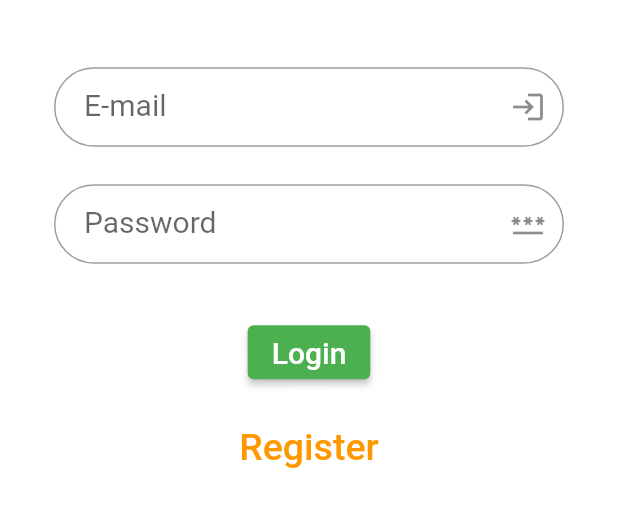
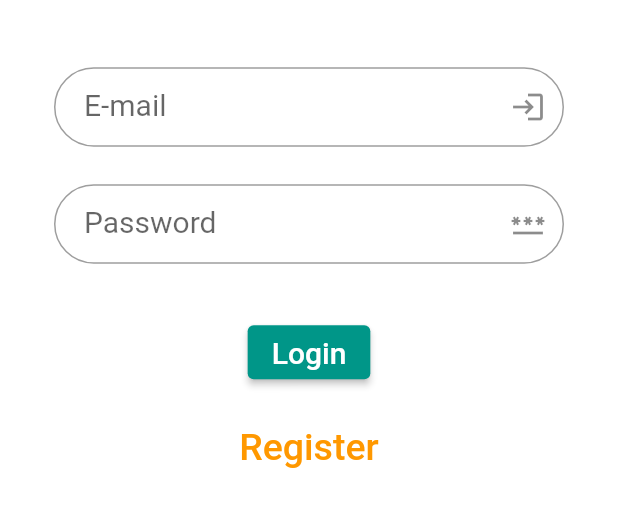
Before and after one commit to linkytech/EcoLinky, a Flutter app: the screen it shows after launch, after a tap on "Login", on a phone screen of 412 x 824 dp, the part 493-1020 px from its top. Run offline on Flutter 3.47's test engine with Material 2 defaults, Android fonts, the phone set to English and light mode, and no system bars; our stand-ins replace flutter_i18n, sqflite; accounts and stored records are empty; network calls fail.

Commit message:
Alterações de cores e temas

```diff
--- a/lib/main.dart
+++ b/lib/main.dart
@@ -21,12 +21,15 @@ class MyApp extends StatelessWidget {
   @override
   Widget build(BuildContext context) {
     return MaterialApp(
+      theme: ThemeData(
+        primarySwatch: Colors.teal,
+        appBarTheme: AppBarTheme(
+          backgroundColor: Colors.greenAccent[700]
+        )
+      ),
       debugShowCheckedModeBanner: false,
       title: 'EcoLinky',
       routes: routes,
-      theme: ThemeData(
-        primarySwatch: Colors.green,
-      ),
       home: SplashPage(),
       localizationsDelegates: [
         flutterDelegate,
--- a/lib/pages/initial_page.dart
+++ b/lib/pages/initial_page.dart
@@ -18,12 +18,13 @@ class InitialPage extends StatelessWidget {
             width: 350,
             height: 500,
             decoration: BoxDecoration(
-                color: Colors.green[200],
-                borderRadius: BorderRadius.circular(50),
-                border: Border.all(
-                  color: Colors.green,
-                  width: 2,
-                )),
+              color: Colors.greenAccent[700],
+              borderRadius: BorderRadius.circular(50),
+              border: Border.all(
+                color: Colors.greenAccent,
+                width: 2,
+              ),
+            ),
             child: Column(
               crossAxisAlignment: CrossAxisAlignment.center,
               mainAxisAlignment: MainAxisAlignment.center,
--- a/lib/pages/login_page.dart
+++ b/lib/pages/login_page.dart
@@ -123,8 +123,10 @@ class _LoginPageState extends State<LoginPage> {
                     ),
                     ElevatedButton(
                       onPressed: _validarLogin,
-                      child: Text(FlutterI18n.translate(context, "login"),
-                          style: style),
+                      child: Text(
+                        FlutterI18n.translate(context, "login"),
+                        style: style,
+                      ),
                     ),
                     const SizedBox(
                       height: 15,
--- a/lib/pages/splash_page.dart
+++ b/lib/pages/splash_page.dart
@@ -44,7 +44,7 @@ class _SplashPageState extends State<SplashPage>
       body: Container(
         width: MediaQuery.of(context).size.width,
         height: MediaQuery.of(context).size.height,
-        color: Colors.greenAccent,
+        color: Colors.greenAccent[700],
         child: Column(
           mainAxisAlignment: MainAxisAlignment.center,
           children: [
```
Also changed, not shown: lib/pages/home_page.dart (+40 -7 lines), lib/pages/profile_page.dart (added, +12 -0 lines).
